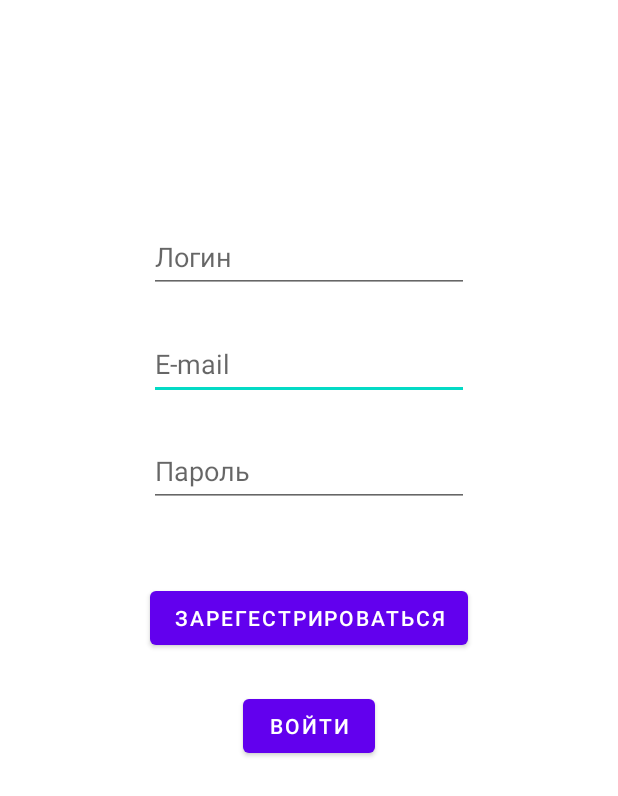
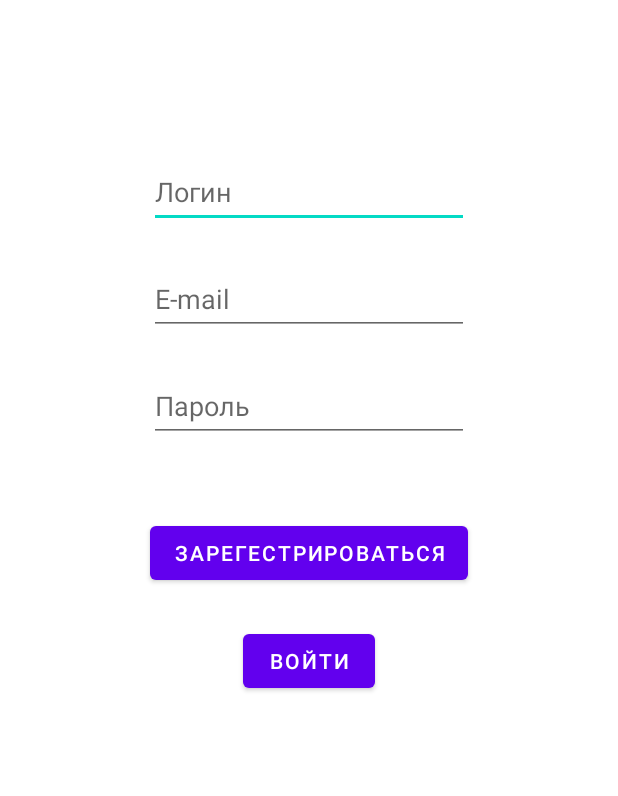
Before and after one commit to vlad174741/ToDoList_V2.0, an Android app: the screen it shows after launch (AuthClass), on a phone screen of 412 x 824 dp. Shown: the top 796 px of the screen. Run offline under Robolectric (Android 15) with nearby library versions, the phone set to English and light mode, and no system bars.

```diff
--- a/app/src/main/AndroidManifest.xml
+++ b/app/src/main/AndroidManifest.xml
@@ -12,13 +12,15 @@
         android:roundIcon="@mipmap/ic_launcher_round"
         android:supportsRtl="true"
         android:theme="@style/Theme.ToDoList_V20"
-        tools:targetApi="31">
+        tools:targetApi="31"
+        >
 
 
         <activity
             android:name=".EditActivity"
             android:label="@string/option"
             android:parentActivityName=".MainActivity"
+
             />
 
         <activity
--- a/app/src/main/java/com/example/todolist_v20/MainActivity.kt
+++ b/app/src/main/java/com/example/todolist_v20/MainActivity.kt
@@ -58,7 +58,6 @@ class MainActivity : AppCompatActivity() {
 
    override fun onResume() {
         super.onResume()
-        dbManagerAuth.openDataBase()
         Log.d("idItemSelect", "${Variable.auth}")
         Log.d("idItemSelect", "${Variable.id}")
         Log.d("idItemSelect", "${Variable.email}")
--- a/app/src/main/java/com/example/todolist_v20/fragments/OptionFragment.kt
+++ b/app/src/main/java/com/example/todolist_v20/fragments/OptionFragment.kt
@@ -11,7 +11,6 @@ import androidx.appcompat.app.AppCompatActivity
 import androidx.fragment.app.activityViewModels
 import androidx.lifecycle.LifecycleOwner
 import com.example.todolist_v20.AuthClass
-import com.example.todolist_v20.MainActivity
 import com.example.todolist_v20.Variable
 import com.example.todolist_v20.ViewModelMy
 import com.example.todolist_v20.databinding.FragmentOptionBinding
@@ -43,7 +42,7 @@ class OptionFragment : Fragment() {
 
             activity!!.finish()
             Variable.auth = false
-            var intentAuth = Intent(activity as AppCompatActivity, AuthClass::class.java)
+            val intentAuth = Intent(activity as AppCompatActivity, AuthClass::class.java)
             startActivity(intentAuth)
         }
     }
--- a/app/src/main/res/layout/activity_auth.xml
+++ b/app/src/main/res/layout/activity_auth.xml
@@ -17,6 +17,19 @@
         app:layout_constraintStart_toStartOf="parent"
         app:layout_constraintTop_toTopOf="parent"
         app:layout_constraintVertical_bias="1.0">
+
+        <EditText
+            android:id="@+id/editText_auth_username"
+            android:layout_width="wrap_content"
+            android:layout_height="wrap_content"
+            android:layout_marginBottom="23dp"
+            android:ems="10"
+            android:hint="@string/login"
+            android:inputType="textPersonName"
+            android:minHeight="48dp"
+            app:layout_constraintBottom_toTopOf="@+id/editText_auth_email"
+            app:layout_constraintEnd_toEndOf="@+id/editText_auth_email"
+            app:layout_constraintStart_toStartOf="@+id/editText_auth_email" />
 
         <EditText
             android:id="@+id/editText_auth_email"
@@ -46,28 +59,17 @@
             app:layout_constraintEnd_toEndOf="@+id/button_auth"
             app:layout_constraintStart_toStartOf="@+id/button_auth" />
 
-        <EditText
-            android:id="@+id/editText_auth_username"
-            android:layout_width="wrap_content"
-            android:layout_height="wrap_content"
-            android:layout_marginBottom="23dp"
-            android:ems="10"
-            android:hint="@string/login"
-            android:inputType="textPersonName"
-            android:minHeight="48dp"
-            app:layout_constraintBottom_toTopOf="@+id/editText_auth_email"
-            app:layout_constraintEnd_toEndOf="@+id/editText_auth_email"
-            app:layout_constraintStart_toStartOf="@+id/editText_auth_email" />
-
         <Button
             android:id="@+id/button_auth"
             android:layout_width="wrap_content"
             android:layout_height="wrap_content"
+            android:layout_marginTop="32dp"
             android:text="Зарегестрироваться"
             app:layout_constraintBottom_toBottomOf="parent"
             app:layout_constraintEnd_toEndOf="parent"
             app:layout_constraintStart_toStartOf="parent"
-            app:layout_constraintTop_toTopOf="parent" />
+            app:layout_constraintTop_toTopOf="parent"
+            app:layout_constraintVertical_bias="0.42000002" />
 
         <Button
             android:id="@+id/button_auth_singIn"
--- a/app/src/main/res/layout/fragment_content_tab.xml
+++ b/app/src/main/res/layout/fragment_content_tab.xml
@@ -20,7 +20,6 @@
         <com.google.android.material.tabs.TabItem
             android:layout_width="wrap_content"
             android:layout_height="wrap_content"
-            android:cropToPadding="false"
             android:text="@string/main" />
 
         <com.google.android.material.tabs.TabItem
--- a/app/src/main/res/layout/fragment_option.xml
+++ b/app/src/main/res/layout/fragment_option.xml
@@ -20,5 +20,6 @@
             app:layout_constraintEnd_toEndOf="parent"
             app:layout_constraintStart_toStartOf="parent"
             app:layout_constraintTop_toTopOf="parent" />
+
     </androidx.constraintlayout.widget.ConstraintLayout>
 </FrameLayout>
```
Also changed, not shown: app/src/main/java/com/example/todolist_v20/fragments/ContentTabFragment.kt (+6 -7 lines), app/src/main/java/com/example/todolist_v20/fragments/EditFragment.kt (+4 -5 lines), app/src/main/res/layout/fragment_edit.xml (+27 -25 lines).
